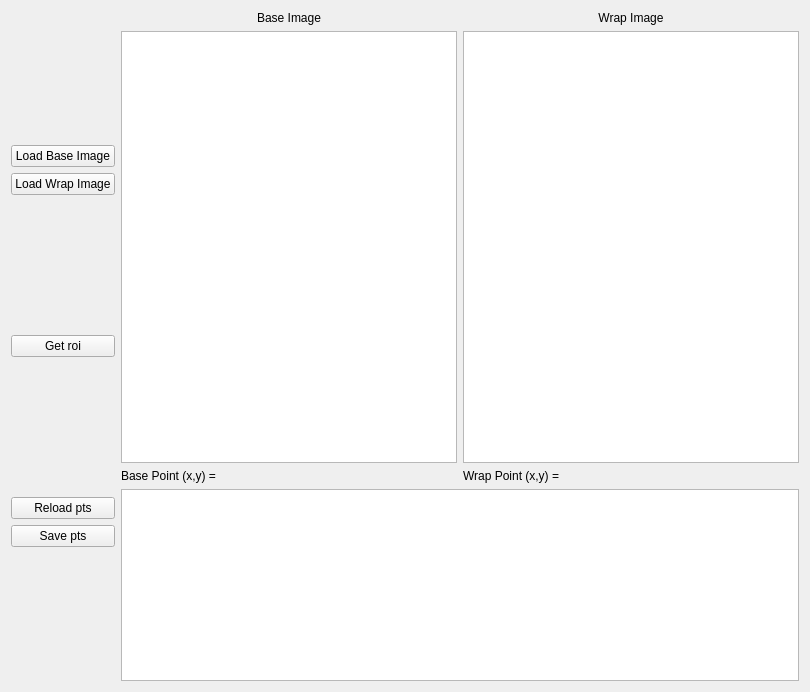
The window that ImageControlPointSelect/widget.ui (xiao110xy/qt_project) describes before a commit, drawn with Qt 5.
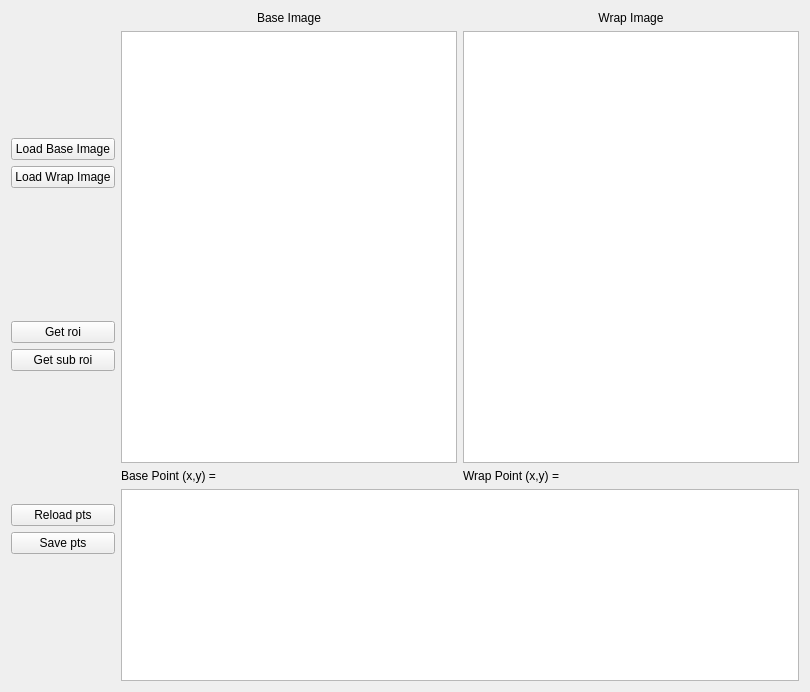
The same window after the commit. Custom widgets are drawn as their Qt base class.

```diff
--- a/ImageControlPointSelect/widget.ui
+++ b/ImageControlPointSelect/widget.ui
@@ -63,6 +63,13 @@
        </property>
       </widget>
      </item>
+     <item>
+      <widget class="QPushButton" name="get_roi_2">
+       <property name="text">
+        <string>Get sub roi</string>
+       </property>
+      </widget>
+     </item>
      <item>
       <spacer name="verticalSpacer_2">
        <property name="orientation">
```
Left out of the diff: 2 changed lines with no effect on the pictures.
